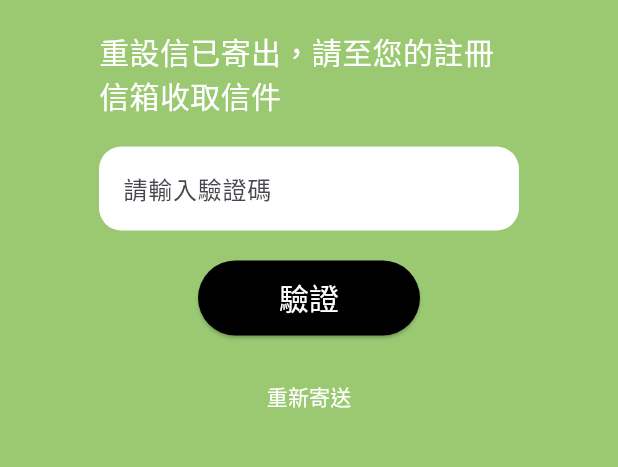
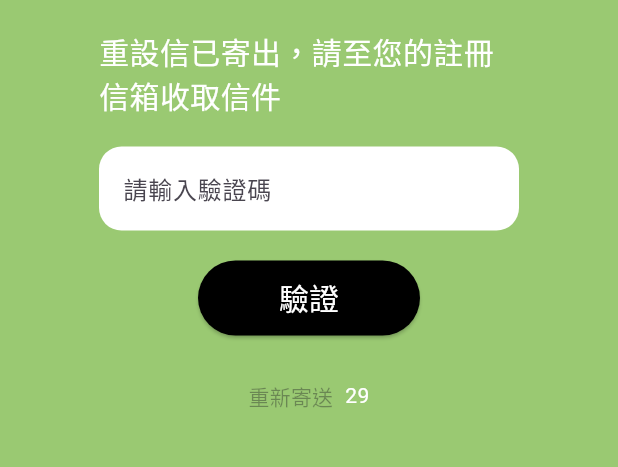
Before and after one commit to bibirock/flutter, a Flutter app: the VerifyResetCodeForm widget shown alone on an empty page, opened directly with empty values, on a phone screen of 412 x 824 dp, the part 563-1030 px from its top. Run offline on Flutter 3.47's test engine with Material 3 defaults, Android fonts, the phone set to English and light mode, and no system bars; our stand-ins replace dio, firebase_core, firebase_remote_config, flutter_riverpod, fluttertoast, lottie and 1 more; missing offline and left inert: dio_retry_plus; accounts and stored records are empty; statements that could not run were skipped.

Commit message:
新增倒數計時功能於驗證重設碼畫面，並優化 LoadingButton 組件的載入邏輯

```diff
--- a/lib/providers/loading_provider.dart
+++ b/lib/providers/loading_provider.dart
@@ -2,7 +2,7 @@
  * @Author: Joe.Chen
  * @Date: 2025-03-25 14:40:12
  * @LastEditors: Joe.Chen joechen@tracle-tw.com
- * @LastEditTime: 2025-03-25 18:50:09
+ * @LastEditTime: 2025-03-26 10:36:11
  * @Description:
  */
 
--- a/lib/screens/auth/verify_reset_code.dart
+++ b/lib/screens/auth/verify_reset_code.dart
@@ -1,10 +1,4 @@
-/*
- * @Author: Joe.Chen
- * @Date: 2025-03-24 17:49:38
- * @LastEditors: Joe.Chen joechen@tracle-tw.com
- * @LastEditTime: 2025-03-25 17:58:02
- * @Description:
- */
+import 'dart:async';
 import 'package:flutter/material.dart';
 import '/models/sso_api/dto/auth/verify_reset_code/request.dart';
 import 'package:flutter_riverpod/flutter_riverpod.dart';
@@ -25,7 +19,6 @@ class VerifyResetCodeScreen extends StatelessWidget {
   }
 }
 
-// 改為 ConsumerStatefulWidget
 class VerifyResetCodeForm extends ConsumerStatefulWidget {
   final String accountName;
   const VerifyResetCodeForm({super.key, required this.accountName});
@@ -39,8 +32,31 @@ class _VerifyResetCodeFormState extends ConsumerState<VerifyResetCodeForm> {
   final _resetCodeController = TextEditingController();
   bool _accountHasError = false;
   late S l10n;
+  Timer? _timer;
+  int _remainingSeconds = 30;
 
   String get _resetCode => _resetCodeController.text;
+
+  @override
+  void initState() {
+    super.initState();
+    _startCountdown();
+  }
+
+  void _startCountdown() {
+    // 初始化倒數秒數
+    _remainingSeconds = 30;
+    _timer?.cancel();
+    _timer = Timer.periodic(const Duration(seconds: 1), (timer) {
+      if (_remainingSeconds > 0) {
+        setState(() {
+          _remainingSeconds--;
+        });
+      } else {
+        timer.cancel();
+      }
+    });
+  }
 
   @override
   void didChangeDependencies() {
@@ -50,6 +66,7 @@ class _VerifyResetCodeFormState extends ConsumerState<VerifyResetCodeForm> {
 
   @override
   void dispose() {
+    _timer?.cancel();
     _resetCodeController.dispose();
     super.dispose();
   }
@@ -160,13 +177,13 @@ class _VerifyResetCodeFormState extends ConsumerState<VerifyResetCodeForm> {
                         _verifyResetCode();
                       },
                       child: Padding(
-                        padding:
-                            EdgeInsets.symmetric(horizontal: 30, vertical: 10),
+                        padding: const EdgeInsets.symmetric(
+                            horizontal: 30, vertical: 10),
                         child: Text(l10n.verify_code_screen_button),
                       ),
                     ),
 
-                    // 返回輸入帳號
+                    // 返回輸入帳號 & 倒數計時
                     Container(
                       margin: const EdgeInsets.only(top: 30),
                       child: Row(
@@ -176,14 +193,24 @@ class _VerifyResetCodeFormState extends ConsumerState<VerifyResetCodeForm> {
                             style: TextButton.styleFrom(
                               foregroundColor: Colors.white,
                               padding: EdgeInsets.zero,
-                              minimumSize: Size(0, 0),
+                              minimumSize: const Size(0, 0),
                               tapTargetSize: MaterialTapTargetSize.shrinkWrap,
                             ),
+                            // 只有倒數結束 (剩餘秒數為 0) 才可點擊
+                            onPressed: _remainingSeconds == 0
+                                ? () {
+                                    Navigator.pop(context);
+                                    // 若要點擊後重新開始倒數，可呼叫 _startCountdown();
+                                  }
+                                : null,
                             child: Text(l10n.verify_code_screen_resend),
-                            onPressed: () {
-                              Navigator.pop(context);
-                            },
-                          )
+                          ),
+                          const SizedBox(width: 8),
+                          // 顯示倒數秒數，倒數中才顯示數字
+                          Text(
+                            _remainingSeconds > 0 ? '$_remainingSeconds' : '',
+                            style: const TextStyle(color: Colors.white),
+                          ),
                         ],
                       ),
                     ),
--- a/lib/widgets/loading.dart
+++ b/lib/widgets/loading.dart
@@ -2,7 +2,7 @@
  * @Author: Joe.Chen
  * @Date: 2025-03-25 14:29:44
  * @LastEditors: Joe.Chen joechen@tracle-tw.com
- * @LastEditTime: 2025-03-26 10:23:16
+ * @LastEditTime: 2025-03-26 10:37:40
  * @Description:
  */
 import 'package:flutter/material.dart';
@@ -13,8 +13,9 @@ class LoadingButton extends StatelessWidget {
   final VoidCallback onPressed;
   final Widget child;
   final ButtonStyle? style;
+  final loadingService = LoadingService();
 
-  const LoadingButton({
+  LoadingButton({
     super.key,
     required this.onPressed,
     required this.child,
@@ -24,7 +25,7 @@ class LoadingButton extends StatelessWidget {
   @override
   Widget build(BuildContext context) {
     return ValueListenableBuilder<bool>(
-      valueListenable: LoadingService().isLoading,
+      valueListenable: loadingService.isLoading,
       builder: (context, isLoading, _) {
         final ButtonStyle effectiveStyle = style ?? ElevatedButton.styleFrom();
         return ElevatedButton(
```
